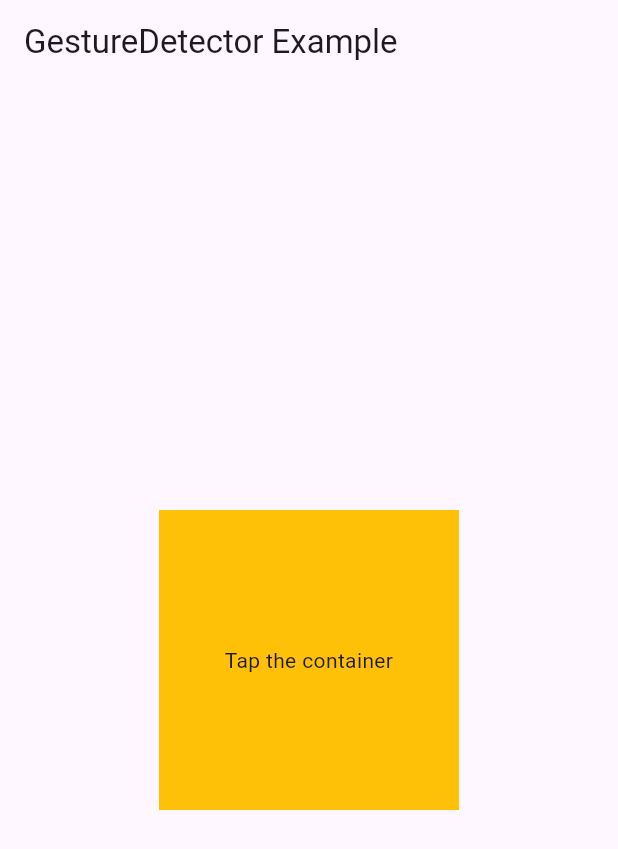
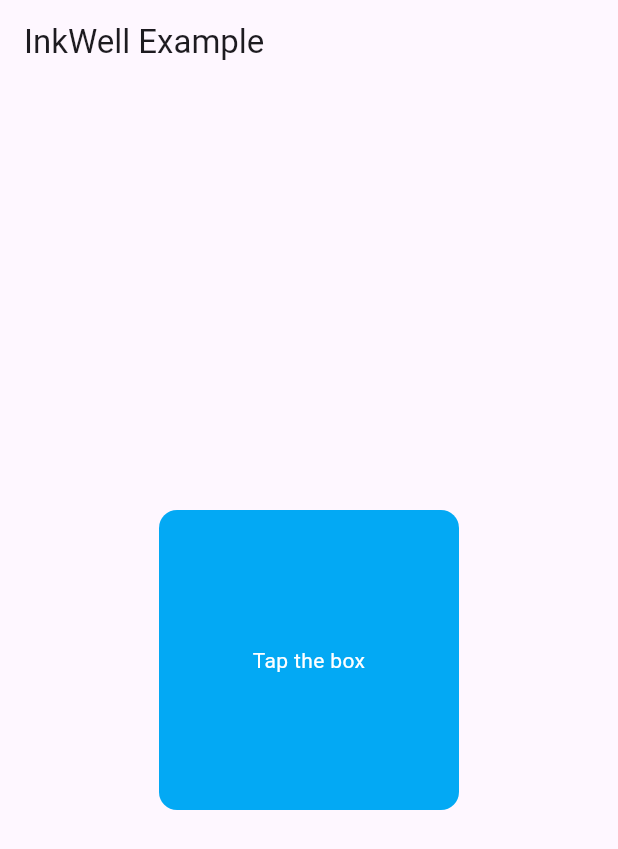
Before and after one commit to sahebbali/Flutter, a Flutter app: the screen it shows after launch, on a phone screen of 412 x 824 dp. Shown: the top 849 px of the screen. Run offline on Flutter 3.47's test engine with Material 3 defaults, Android fonts, the phone set to English and light mode, and no system bars.

Commit message:
add Inkwell code

```diff
--- a/lib/main.dart
+++ b/lib/main.dart
@@ -5,27 +5,30 @@ void main() => runApp(MyApp());
 class MyApp extends StatelessWidget {
   @override
   Widget build(BuildContext context) {
-    return MaterialApp(home: GestureExample());
+    return MaterialApp(
+      debugShowCheckedModeBanner: false,
+      home: InkWellExample(),
+    );
   }
 }
 
-class GestureExample extends StatefulWidget {
+class InkWellExample extends StatefulWidget {
   @override
-  _GestureExampleState createState() => _GestureExampleState();
+  _InkWellExampleState createState() => _InkWellExampleState();
 }
 
-class _GestureExampleState extends State<GestureExample> {
-  String _message = 'Tap the container';
+class _InkWellExampleState extends State<InkWellExample> {
+  String _message = "Tap the box";
 
   @override
   Widget build(BuildContext context) {
     return Scaffold(
-      appBar: AppBar(title: Text("GestureDetector Example")),
+      appBar: AppBar(title: Text("InkWell Example")),
       body: Center(
-        child: GestureDetector(
+        child: InkWell(
           onTap: () {
             setState(() {
-              _message = "Container Tapped!";
+              _message = "Box Tapped!";
             });
           },
           onDoubleTap: () {
@@ -41,9 +44,16 @@ class _GestureExampleState extends State<GestureExample> {
           child: Container(
             width: 200,
             height: 200,
-            color: Colors.amber,
+            decoration: BoxDecoration(
+              color: Colors.lightBlue,
+              borderRadius: BorderRadius.circular(12),
+            ),
             alignment: Alignment.center,
-            child: Text(_message, textAlign: TextAlign.center),
+            child: Text(
+              _message,
+              textAlign: TextAlign.center,
+              style: TextStyle(color: Colors.white),
+            ),
           ),
         ),
       ),
```
